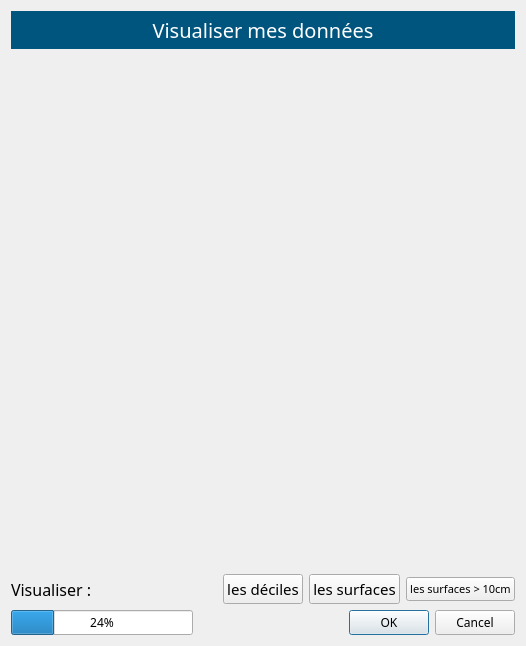
The window that ui/visu.ui (mar-ion8/topeau) describes before a commit, drawn with Qt 5.
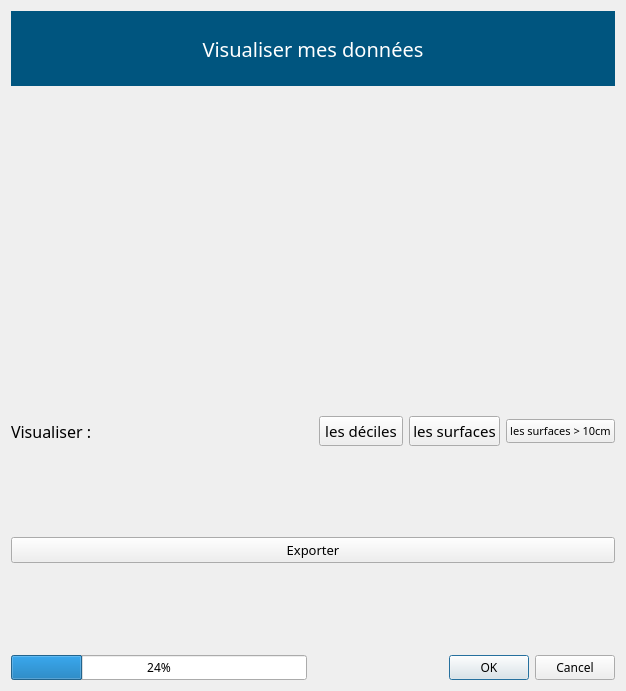
The same window after the commit.

Commit message: maj avec export

Diff of the .ui file:
```diff
--- a/ui/visu.ui
+++ b/ui/visu.ui
@@ -6,15 +6,15 @@
    <rect>
     <x>0</x>
     <y>0</y>
-    <width>526</width>
-    <height>646</height>
+    <width>626</width>
+    <height>691</height>
    </rect>
   </property>
   <property name="windowTitle">
    <string>Dialog</string>
   </property>
   <layout class="QGridLayout" name="gridLayout">
-   <item row="12" column="6">
+   <item row="12" column="3">
     <widget class="QDialogButtonBox" name="terminer">
      <property name="font">
       <font>
@@ -29,7 +29,7 @@
      </property>
     </widget>
    </item>
-   <item row="4" column="1" colspan="6">
+   <item row="4" column="1" colspan="3">
     <layout class="QVBoxLayout" name="verticalLayout">
      <property name="spacing">
       <number>6</number>
@@ -38,7 +38,7 @@
       <number>0</number>
      </property>
      <property name="bottomMargin">
-      <number>69</number>
+      <number>0</number>
      </property>
      <item>
       <widget class="QLabel" name="label">
@@ -150,38 +150,37 @@
        </property>
       </widget>
      </item>
-    </layout>
-   </item>
-   <item row="8" column="1" colspan="6">
-    <layout class="QVBoxLayout" name="verticalLayout_2">
      <item>
-      <widget class="QLabel" name="titre">
-       <property name="font">
-        <font>
-         <family>Tw Cen MT</family>
-        </font>
+      <spacer name="verticalSpacer_2">
+       <property name="orientation">
+        <enum>Qt::Vertical</enum>
        </property>
-       <property name="text">
-        <string/>
+       <property name="sizeType">
+        <enum>QSizePolicy::Maximum</enum>
        </property>
-       <property name="alignment">
-        <set>Qt::AlignCenter</set>
+       <property name="sizeHint" stdset="0">
+        <size>
+         <width>20</width>
+         <height>20</height>
+        </size>
        </property>
-      </widget>
+      </spacer>
      </item>
     </layout>
    </item>
-   <item row="5" column="1" rowspan="3" colspan="6">
-    <layout class="QVBoxLayout" name="layoutGraph">
-     <property name="spacing">
-      <number>0</number>
+   <item row="12" column="1">
+    <widget class="QProgressBar" name="progressBar">
+     <property name="font">
+      <font>
+       <family>Tw Cen MT</family>
+      </font>
      </property>
-     <property name="topMargin">
-      <number>0</number>
+     <property name="value">
+      <number>24</number>
      </property>
-    </layout>
+    </widget>
    </item>
-   <item row="9" column="1" colspan="3">
+   <item row="8" column="1" colspan="2">
     <layout class="QVBoxLayout" name="verticalLayout_3">
      <property name="spacing">
       <number>8</number>
@@ -207,7 +206,7 @@
      </item>
     </layout>
    </item>
-   <item row="9" column="6">
+   <item row="8" column="3">
     <layout class="QGridLayout" name="gridLayout_2">
      <item row="0" column="1">
       <widget class="QPushButton" name="visuDeciles">
@@ -250,17 +249,64 @@
      </item>
     </layout>
    </item>
-   <item row="12" column="1">
-    <widget class="QProgressBar" name="progressBar">
-     <property name="font">
-      <font>
-       <family>Tw Cen MT</family>
-      </font>
+   <item row="5" column="1" rowspan="3" colspan="3">
+    <layout class="QVBoxLayout" name="layoutGraph">
+     <property name="spacing">
+      <number>0</number>
      </property>
-     <property name="value">
-      <number>24</number>
+     <property name="topMargin">
+      <number>0</number>
      </property>
-    </widget>
+    </layout>
+   </item>
+   <item row="10" column="1" rowspan="2" colspan="3">
+    <layout class="QGridLayout" name="gridLayout_4">
+     <item row="0" column="0">
+      <spacer name="verticalSpacer_3">
+       <property name="orientation">
+        <enum>Qt::Vertical</enum>
+       </property>
+       <property name="sizeType">
+        <enum>QSizePolicy::Maximum</enum>
+       </property>
+       <property name="sizeHint" stdset="0">
+        <size>
+         <width>20</width>
+         <height>10</height>
+        </size>
+       </property>
+      </spacer>
+     </item>
+     <item row="1" column="0">
+      <widget class="QPushButton" name="exportGraph">
+       <property name="font">
+        <font>
+         <family>Tw Cen MT</family>
+         <pointsize>10</pointsize>
+        </font>
+       </property>
+       <property name="text">
+        <string>Exporter</string>
+       </property>
+      </widget>
+     </item>
+     <item row="2" column="0">
+      <spacer name="verticalSpacer_4">
+       <property name="orientation">
+        <enum>Qt::Vertical</enum>
+       </property>
+       <property name="sizeType">
+        <enum>QSizePolicy::Maximum</enum>
+       </property>
+       <property name="sizeHint" stdset="0">
+        <size>
+         <width>20</width>
+         <height>10</height>
+        </size>
+       </property>
+      </spacer>
+     </item>
+    </layout>
    </item>
   </layout>
  </widget>
```
Left out of the diff: 26 changed lines with no effect on the pictures.
